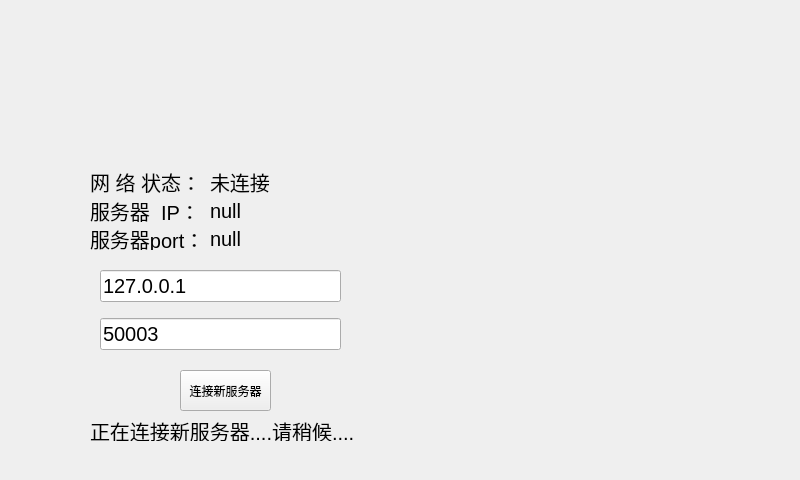
This is netwindow.ui in jindezhang/kqj as Qt 5 draws it before an edit. The edited form follows.
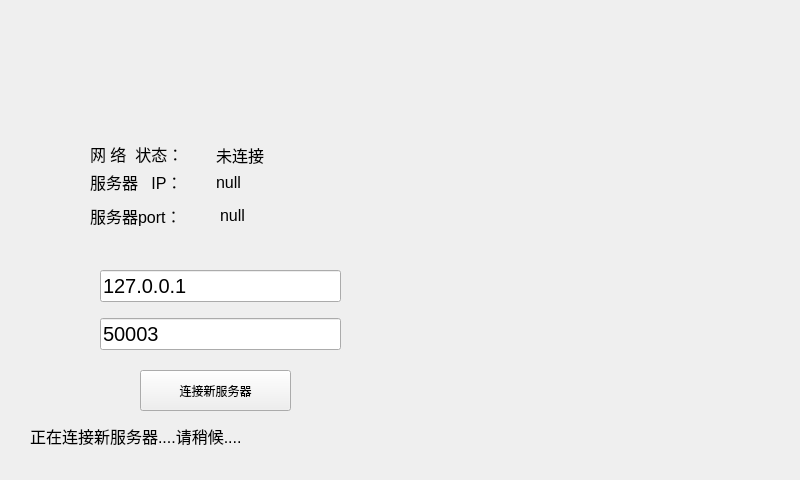
This is the edited form. Custom widgets are drawn as their Qt base class.

What changed in the file:
```diff
--- a/netwindow.ui
+++ b/netwindow.ui
@@ -16,9 +16,9 @@
   <widget class="QPushButton" name="bt_reset">
    <property name="geometry">
     <rect>
-     <x>180</x>
+     <x>140</x>
      <y>370</y>
-     <width>91</width>
+     <width>151</width>
      <height>41</height>
     </rect>
    </property>
@@ -26,102 +26,6 @@
     <string>连接新服务器</string>
    </property>
   </widget>
-  <widget class="QWidget" name="verticalLayoutWidget">
-   <property name="geometry">
-    <rect>
-     <x>90</x>
-     <y>170</y>
-     <width>160</width>
-     <height>80</height>
-    </rect>
-   </property>
-   <layout class="QVBoxLayout" name="verticalLayout_2">
-    <item>
-     <widget class="QLabel" name="label_3">
-      <property name="font">
-       <font>
-        <pointsize>15</pointsize>
-       </font>
-      </property>
-      <property name="text">
-       <string>网 络 状态：</string>
-      </property>
-     </widget>
-    </item>
-    <item>
-     <widget class="QLabel" name="label">
-      <property name="font">
-       <font>
-        <pointsize>15</pointsize>
-       </font>
-      </property>
-      <property name="text">
-       <string>服务器  IP：</string>
-      </property>
-     </widget>
-    </item>
-    <item>
-     <widget class="QLabel" name="label_2">
-      <property name="font">
-       <font>
-        <pointsize>15</pointsize>
-       </font>
-      </property>
-      <property name="text">
-       <string>服务器port：</string>
-      </property>
-     </widget>
-    </item>
-   </layout>
-  </widget>
-  <widget class="QWidget" name="verticalLayoutWidget_2">
-   <property name="geometry">
-    <rect>
-     <x>210</x>
-     <y>170</y>
-     <width>160</width>
-     <height>80</height>
-    </rect>
-   </property>
-   <layout class="QVBoxLayout" name="verticalLayout_3">
-    <item>
-     <widget class="QLabel" name="status">
-      <property name="font">
-       <font>
-        <pointsize>15</pointsize>
-       </font>
-      </property>
-      <property name="text">
-       <string>未连接</string>
-      </property>
-     </widget>
-    </item>
-    <item>
-     <widget class="QLabel" name="old_ip">
-      <property name="font">
-       <font>
-        <pointsize>15</pointsize>
-       </font>
-      </property>
-      <property name="text">
-       <string>null</string>
-      </property>
-     </widget>
-    </item>
-    <item>
-     <widget class="QLabel" name="old_port">
-      <property name="font">
-       <font>
-        <pointsize>15</pointsize>
-       </font>
-      </property>
-      <property name="text">
-       <string>null</string>
-      </property>
-     </widget>
-    </item>
-   </layout>
-  </widget>
   <widget class="QWidget" name="verticalLayoutWidget_3">
    <property name="geometry">
     <rect>
@@ -171,15 +75,15 @@
   <widget class="QLabel" name="l_wait">
    <property name="geometry">
     <rect>
-     <x>90</x>
+     <x>30</x>
      <y>420</y>
-     <width>291</width>
-     <height>21</height>
+     <width>321</width>
+     <height>31</height>
     </rect>
    </property>
    <property name="font">
     <font>
-     <pointsize>15</pointsize>
+     <pointsize>12</pointsize>
     </font>
    </property>
    <property name="text">
@@ -196,6 +100,155 @@
     </rect>
    </property>
   </widget>
+  <widget class="QWidget" name="layoutWidget">
+   <property name="geometry">
+    <rect>
+     <x>0</x>
+     <y>0</y>
+     <width>801</width>
+     <height>61</height>
+    </rect>
+   </property>
+   <layout class="QHBoxLayout" name="horizontalLayout">
+    <item>
+     <spacer name="horizontalSpacer">
+      <property name="orientation">
+       <enum>Qt::Horizontal</enum>
+      </property>
+      <property name="sizeHint" stdset="0">
+       <size>
+        <width>40</width>
+        <height>20</height>
+       </size>
+      </property>
+     </spacer>
+    </item>
+    <item>
+     <widget class="top" name="wg_top" native="true"/>
+    </item>
+    <item>
+     <spacer name="horizontalSpacer_2">
+      <property name="orientation">
+       <enum>Qt::Horizontal</enum>
+      </property>
+      <property name="sizeHint" stdset="0">
+       <size>
+        <width>40</width>
+        <height>20</height>
+       </size>
+      </property>
+     </spacer>
+    </item>
+   </layout>
+  </widget>
+  <widget class="QLabel" name="label_3">
+   <property name="geometry">
+    <rect>
+     <x>90</x>
+     <y>144</y>
+     <width>120</width>
+     <height>20</height>
+    </rect>
+   </property>
+   <property name="font">
+    <font>
+     <pointsize>12</pointsize>
+    </font>
+   </property>
+   <property name="text">
+    <string>网 络  状态：</string>
+   </property>
+  </widget>
+  <widget class="QLabel" name="status">
+   <property name="geometry">
+    <rect>
+     <x>216</x>
+     <y>144</y>
+     <width>71</width>
+     <height>21</height>
+    </rect>
+   </property>
+   <property name="font">
+    <font>
+     <pointsize>12</pointsize>
+    </font>
+   </property>
+   <property name="text">
+    <string>未连接</string>
+   </property>
+  </widget>
+  <widget class="QLabel" name="old_ip">
+   <property name="geometry">
+    <rect>
+     <x>216</x>
+     <y>172</y>
+     <width>171</width>
+     <height>21</height>
+    </rect>
+   </property>
+   <property name="font">
+    <font>
+     <pointsize>12</pointsize>
+    </font>
+   </property>
+   <property name="text">
+    <string>null</string>
+   </property>
+  </widget>
+  <widget class="QLabel" name="label">
+   <property name="geometry">
+    <rect>
+     <x>90</x>
+     <y>172</y>
+     <width>120</width>
+     <height>20</height>
+    </rect>
+   </property>
+   <property name="font">
+    <font>
+     <pointsize>12</pointsize>
+    </font>
+   </property>
+   <property name="text">
+    <string>服务器   IP：</string>
+   </property>
+  </widget>
+  <widget class="QLabel" name="old_port">
+   <property name="geometry">
+    <rect>
+     <x>220</x>
+     <y>200</y>
+     <width>121</width>
+     <height>31</height>
+    </rect>
+   </property>
+   <property name="font">
+    <font>
+     <pointsize>12</pointsize>
+    </font>
+   </property>
+   <property name="text">
+    <string>null</string>
+   </property>
+  </widget>
+  <widget class="QLabel" name="label_2">
+   <property name="geometry">
+    <rect>
+     <x>90</x>
+     <y>200</y>
+     <width>121</width>
+     <height>31</height>
+    </rect>
+   </property>
+   <property name="font">
+    <font>
+     <pointsize>12</pointsize>
+    </font>
+   </property>
+   <property name="text">
+    <string>服务器port：</string>
+   </property>
+  </widget>
  </widget>
  <customwidgets>
   <customwidget>
```
Left out of the diff: 10 changed lines with no effect on the pictures.
